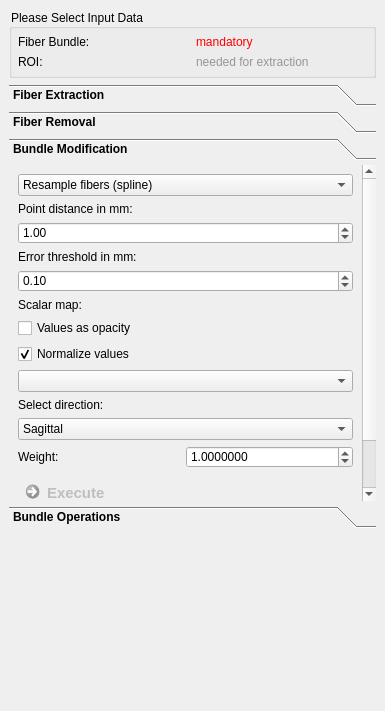
Old version of the form Plugins/org.mitk.gui.qt.diffusionimaging.fiberprocessing/src/internal/QmitkFiberProcessingViewControls.ui in the repository MIC-DKFZ/MITK-Diffusion.
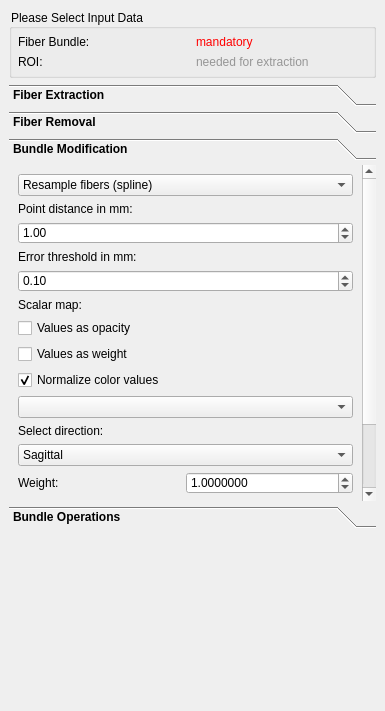
New version of the form. The open tabs and pages were chosen to show the change. Icons and pictures are not drawn. Custom widgets are drawn as their Qt base class.

Patch:
```diff
--- a/Plugins/org.mitk.gui.qt.diffusionimaging.fiberprocessing/src/internal/QmitkFiberProcessingViewControls.ui
+++ b/Plugins/org.mitk.gui.qt.diffusionimaging.fiberprocessing/src/internal/QmitkFiberProcessingViewControls.ui
@@ -382,7 +382,7 @@
                 <string/>
                </property>
                <property name="icon">
-                <iconset resource="../../../../../debug/MITK-build/Plugins/org.mitk.gui.qt.diffusionimaging.fiberprocessing/org_mitk_gui_qt_diffusionimaging_fiberprocessing_cached.qrc">
+                <iconset resource="../../../../../release/MITK-build/private_plugins/org.mitk.gui.qt.diffusionimaging.fiberprocessing/org_mitk_gui_qt_diffusionimaging_fiberprocessing_cached.qrc">
                  <normaloff>:/org.mitk.gui.qt.diffusionimaging.fiberprocessing/resources/circle.png</normaloff>:/org.mitk.gui.qt.diffusionimaging.fiberprocessing/resources/circle.png</iconset>
                </property>
                <property name="iconSize">
@@ -427,7 +427,7 @@
                 <string/>
                </property>
                <property name="icon">
-                <iconset resource="../../../../../debug/MITK-build/Plugins/org.mitk.gui.qt.diffusionimaging.fiberprocessing/org_mitk_gui_qt_diffusionimaging_fiberprocessing_cached.qrc">
+                <iconset resource="../../../../../release/MITK-build/private_plugins/org.mitk.gui.qt.diffusionimaging.fiberprocessing/org_mitk_gui_qt_diffusionimaging_fiberprocessing_cached.qrc">
                  <normaloff>:/org.mitk.gui.qt.diffusionimaging.fiberprocessing/resources/polygon.png</normaloff>:/org.mitk.gui.qt.diffusionimaging.fiberprocessing/resources/polygon.png</iconset>
                </property>
                <property name="iconSize">
@@ -1132,8 +1132,8 @@
        <rect>
         <x>0</x>
         <y>0</y>
-        <width>367</width>
-        <height>408</height>
+        <width>353</width>
+        <height>426</height>
        </rect>
       </property>
       <attribute name="label">
@@ -1276,6 +1276,13 @@
           <property name="verticalSpacing">
            <number>6</number>
           </property>
+          <item row="0" column="0">
+           <widget class="QLabel" name="label_12">
+            <property name="text">
+             <string>Scalar map:</string>
+            </property>
+           </widget>
+          </item>
           <item row="1" column="0">
            <widget class="QCheckBox" name="m_FiberOpacityBox">
             <property name="toolTip">
@@ -1290,28 +1297,34 @@
            </widget>
           </item>
           <item row="3" column="0">
-           <widget class="QmitkDataStorageComboBox" name="m_ColorMapBox"/>
-          </item>
-          <item row="0" column="0">
-           <widget class="QLabel" name="label_12">
-            <property name="text">
-             <string>Scalar map:</string>
-            </property>
-           </widget>
-          </item>
-          <item row="2" column="0">
            <widget class="QCheckBox" name="m_NormalizeColorValues">
             <property name="toolTip">
              <string>The values used to color the fibers are min-max normalized. If not checked, the values should be between 0 and 1.</string>
             </property>
             <property name="text">
-             <string>Normalize values</string>
+             <string>Normalize color values</string>
             </property>
             <property name="checked">
              <bool>true</bool>
             </property>
            </widget>
           </item>
+          <item row="4" column="0">
+           <widget class="QmitkDataStorageComboBox" name="m_ColorMapBox"/>
+          </item>
+          <item row="2" column="0">
+           <widget class="QCheckBox" name="m_ValueAsWeightBox">
+            <property name="toolTip">
+             <string>If checked, the (mean) unnormalized values per fiber are also used as fiber weights, e.g. the fiber length in mm.</string>
+            </property>
+            <property name="text">
+             <string>Values as weight</string>
+            </property>
+            <property name="checked">
+             <bool>false</bool>
+            </property>
+           </widget>
+          </item>
          </layout>
         </widget>
        </item>
```
Left out of the diff: 2 changed lines with no effect on the pictures.
